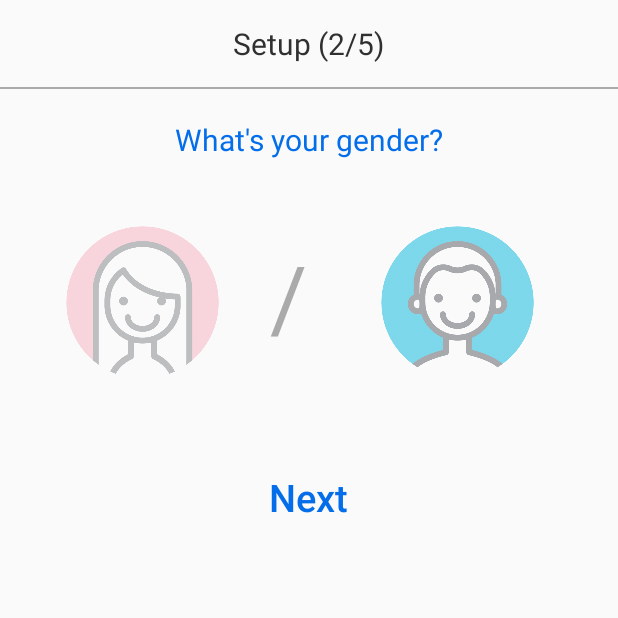
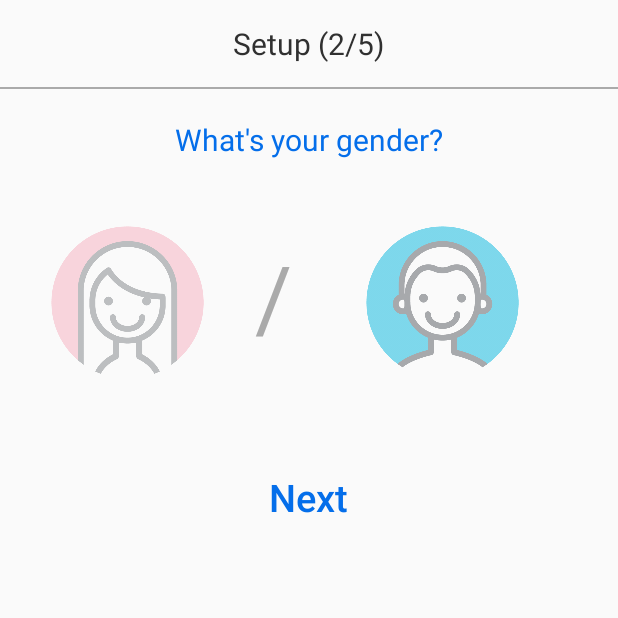
Before and after one commit to gzateyeque/eyeque-android-app, an Android app: the GenderActivity screen opened directly, with no data from a screen before it, on a phone screen of 412 x 824 dp, the top half of it. Run offline under Robolectric (Android 15) with nearby library versions, the phone set to English and light mode, and no system bars.

Commit message:
Adjust icon space

```diff
--- a/app/src/main/res/layout/activity_gender.xml
+++ b/app/src/main/res/layout/activity_gender.xml
@@ -59,7 +59,7 @@
                     android:layout_width="150dp"
                     android:layout_height="150dp"
                     android:layout_marginTop="0dp"
-                    android:layout_marginLeft="20dp"
+                    android:layout_marginLeft="10dp"
                     android:layout_marginRight="0dp"
                     android:layout_weight="1"
                     android:adjustViewBounds="true"
@@ -86,7 +86,7 @@
                     android:layout_height="150dp"
                     android:layout_marginTop="0dp"
                     android:layout_marginLeft="0dp"
-                    android:layout_marginRight="20dp"
+                    android:layout_marginRight="10dp"
                     android:layout_weight="1"
                     android:adjustViewBounds="true"
                     android:padding="10dp"
```
